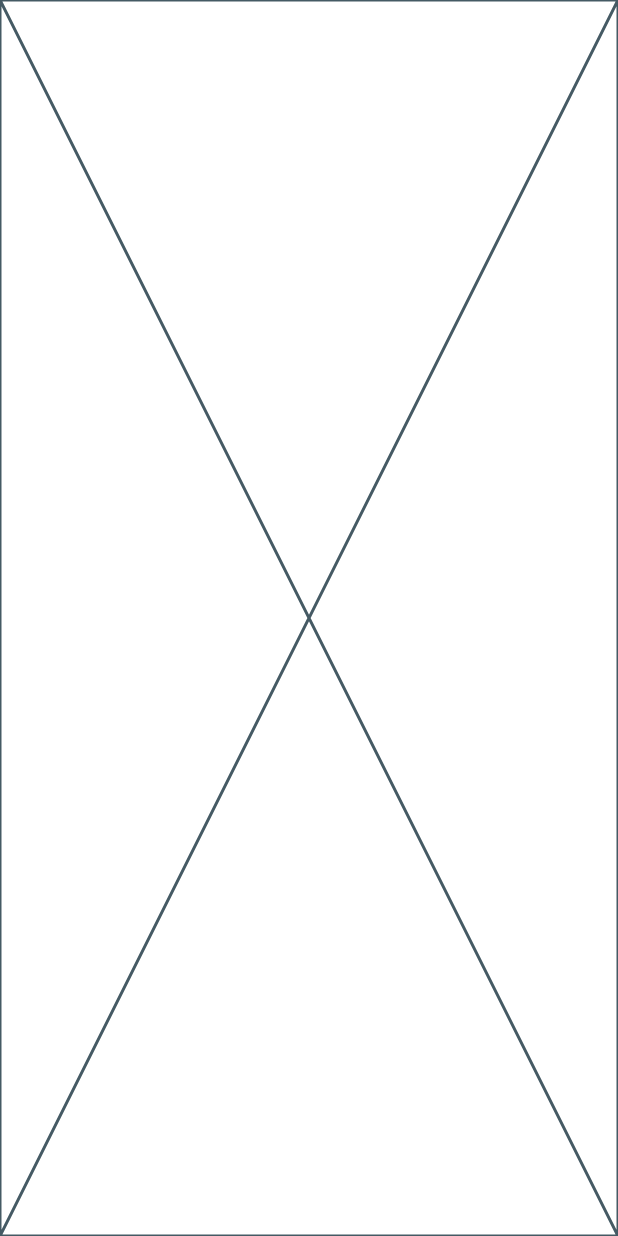
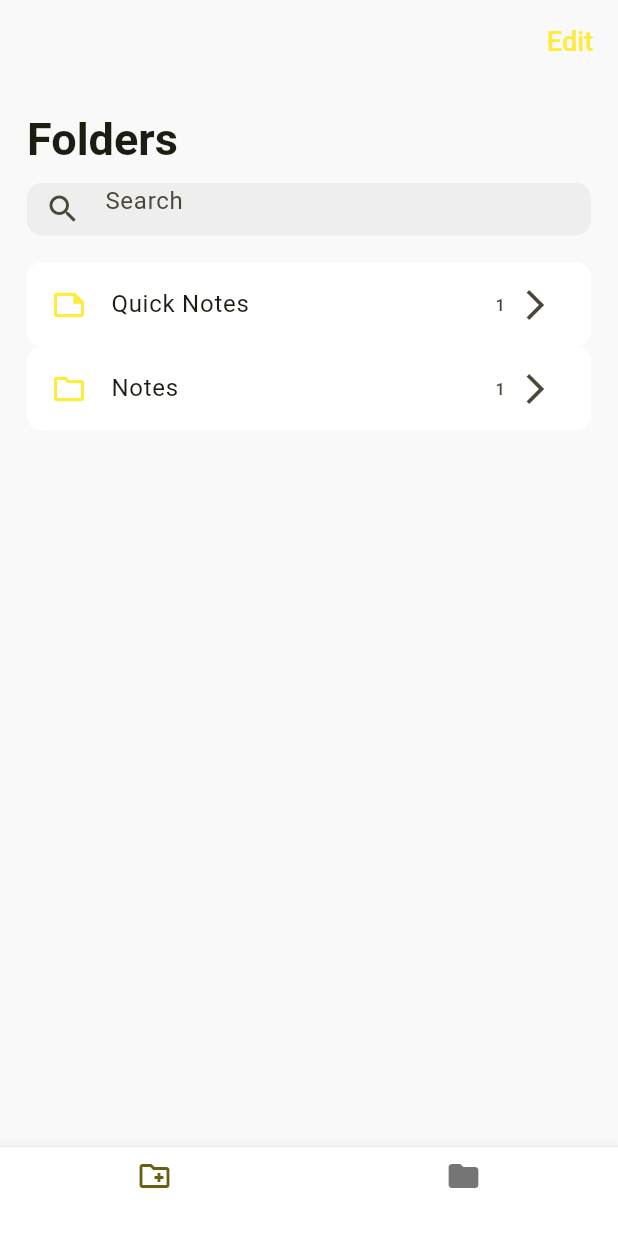
Before and after one commit to raokaif/notes-app, a Flutter app: the screen it shows after launch, on a phone screen of 412 x 824 dp. Run offline on Flutter 3.47's test engine with Material 3 defaults, Android fonts, the phone set to English and light mode, and no system bars.

Commit message:
home page

```diff
--- /dev/null
+++ b/lib/home_page.dart
@@ -0,0 +1,110 @@
+import 'package:flutter/material.dart';
+
+class HomePage extends StatelessWidget {
+  const HomePage({super.key});
+
+  @override
+  Widget build(BuildContext context) {
+    return Scaffold(
+      backgroundColor: const Color.fromRGBO(249, 249, 249, 1),
+      appBar: AppBar(
+        actions: [
+          TextButton(
+            onPressed: () {},
+            child: Text('Edit', style: Theme.of(context).textTheme.titleSmall),
+          ),
+        ],
+        backgroundColor: const Color.fromRGBO(249, 249, 249, 1),
+      ),
+      body: Padding(
+        padding: const EdgeInsets.all(18.0),
+        child: Column(
+          crossAxisAlignment: CrossAxisAlignment.start,
+          children: [
+            Text('Folders', style: Theme.of(context).textTheme.titleLarge),
+            SizedBox(height: 10),
+            SizedBox(
+              height: 35,
+              child: TextField(
+                decoration: InputDecoration(
+                  filled: true,
+                  fillColor: Colors.grey[200],
+
+                  hintText: 'Search',
+                  prefixIcon: Icon(Icons.search),
+                  border: OutlineInputBorder(
+                    borderRadius: BorderRadius.all(Radius.circular(10)),
+                    borderSide: BorderSide.none,
+                  ),
+                ),
+              ),
+            ),
+            SizedBox(height: 18),
+            GestureDetector(
+              onTap: () {},
+              child: ListTile(
+                shape: RoundedRectangleBorder(
+                  borderRadius: BorderRadius.circular(10),
+                ),
+                tileColor: Colors.white,
+
+                leading: Icon(
+                  Icons.note_outlined,
+                  color: Theme.of(context).primaryColor,
+                ),
+                title: Text('Quick Notes'),
+                trailing: SizedBox(
+                  width: 40,
+                  child: Row(
+                    children: [
+                      Text('1'),
+                      SizedBox(width: 8),
+                      Icon(Icons.arrow_forward_ios),
+                    ],
+                  ),
+                ),
+              ),
+            ),
+            GestureDetector(
+              onTap: () {},
+              child: ListTile(
+                shape: RoundedRectangleBorder(
+                  borderRadius: BorderRadius.circular(10),
+                ),
+                tileColor: Colors.white,
+
+                leading: Icon(
+                  Icons.folder_outlined,
+                  color: Theme.of(context).primaryColor,
+                ),
+                title: Text('Notes'),
+                trailing: SizedBox(
+                  width: 40,
+                  child: Row(
+                    children: [
+                      Text('1'),
+                      SizedBox(width: 8),
+                      Icon(Icons.arrow_forward_ios),
+                    ],
+                  ),
+                ),
+              ),
+            ),
+          ],
+        ),
+      ),
+      bottomNavigationBar: BottomNavigationBar(
+        backgroundColor: Colors.white,
+        items: [
+          BottomNavigationBarItem(
+            icon: Icon(Icons.create_new_folder_outlined),
+            label: '',
+          ),
+          BottomNavigationBarItem(icon: Icon(Icons.folder), label: ''),
+        ],
+        currentIndex: 0,
+        onTap: (index) {},
+      ),
+    );
+  }
+}
--- a/lib/main.dart
+++ b/lib/main.dart
@@ -1,4 +1,5 @@
 import 'package:flutter/material.dart';
+import 'package:notes_app/home_page.dart';
 
 void main() {
   runApp(const MyApp());
@@ -11,10 +12,16 @@ class MyApp extends StatelessWidget {
   Widget build(BuildContext context) {
     return MaterialApp(
       title: 'Flutter Demo',
+      debugShowCheckedModeBanner: false,
       theme: ThemeData(
-        colorScheme: ColorScheme.fromSeed(seedColor: Colors.deepPurple),
+        colorScheme: ColorScheme.fromSeed(seedColor: Colors.yellow),
+        primaryColor: Colors.yellow,
+        textTheme: TextTheme(
+          titleLarge: TextStyle(fontWeight: FontWeight.bold, fontSize: 30),
+          titleSmall: TextStyle(fontSize: 18, color: Colors.yellow),
+        ),
       ),
-      home: Placeholder(),
+      home: HomePage(),
     );
   }
 }
```
